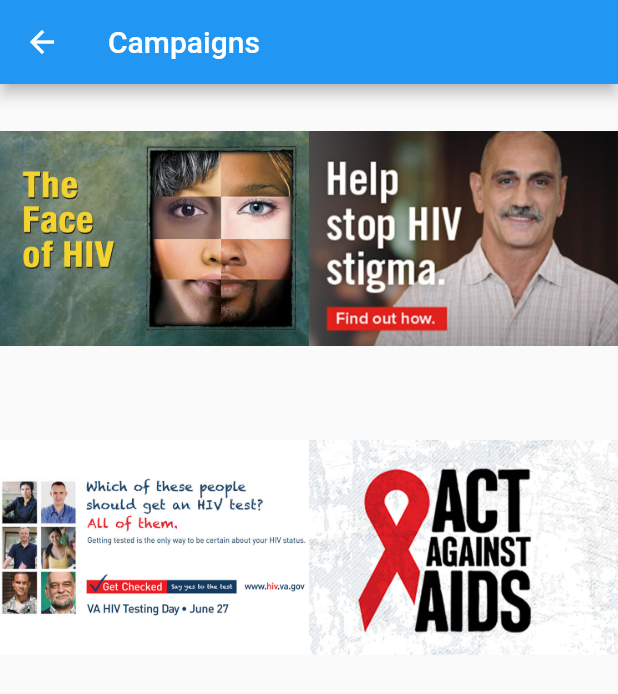
After one commit to kelvinwm/flutter-app, a Flutter app: the Campaigns screen opened directly, on a phone screen of 412 x 824 dp. The commit adds this screen. Shown: the top 694 px of the screen. Run offline on Flutter 3.47's test engine with Material 2 defaults, Android fonts, the phone set to English and light mode, and no system bars; our stand-ins replace cloud_firestore, firebase_auth, firebase_messaging, shared_preferences, toast; accounts and stored records are empty.

Commit message:
Add campaigns and health tips pages

```diff
--- /dev/null
+++ b/lib/screens/campaigns.dart
@@ -0,0 +1,26 @@
+import 'package:flutter/material.dart';
+
+class Campaigns extends StatefulWidget {
+  @override
+  _CampaignsState createState() => _CampaignsState();
+}
+
+class _CampaignsState extends State<Campaigns> {
+  @override
+  Widget build(BuildContext context) {
+    return Scaffold(
+      appBar: AppBar(
+        title: Text("Campaigns"),
+      ),
+      body: GridView.count(
+        crossAxisCount: 2,
+        children: <Widget>[
+          Image.asset('assets/campaigns/camgn.jpg'),
+          Image.asset('assets/campaigns/hiv.jpg'),
+          Image.asset('assets/campaigns/chked.jpg'),
+          Image.asset('assets/campaigns/agst.jpg'),
+        ],
+      ),
+    );
+  }
+}
--- /dev/null
+++ b/lib/screens/health_tips.dart
@@ -0,0 +1,26 @@
+import 'package:flutter/material.dart';
+
+class HealthTips extends StatefulWidget {
+  @override
+  _HealthTipsState createState() => _HealthTipsState();
+}
+
+class _HealthTipsState extends State<HealthTips> {
+  @override
+  Widget build(BuildContext context) {
+    return Scaffold(
+      appBar: AppBar(
+        title: Text("Health Tips"),
+      ),
+      body: GridView.count(
+        crossAxisCount: 2,
+        children: <Widget>[
+          Image.asset('assets/campaigns/f1.jpg'),
+          Image.asset('assets/campaigns/f2.jpg'),
+          Image.asset('assets/campaigns/f3.jpg'),
+          Image.asset('assets/campaigns/f4.jpg'),
+        ],
+      ),
+    );
+  }
+}
--- a/lib/screens/patient_id.dart
+++ b/lib/screens/patient_id.dart
@@ -40,7 +40,7 @@
       setState(() {
         token = user['access_token'];
       });
-      debugPrint((user['access_token']));
+//      debugPrint((user['access_token']));
     } catch (e) {
       print(e);
     }
@@ -147,7 +147,7 @@
         const IosNotificationSettings(sound: true, badge: true, alert: true));
 
     _messaging.getToken().then((tokenDevice) {
-      print("NIKO $tokenDevice");
+//      print("NIKO $tokenDevice");
       setState(() {
         deviceToken = tokenDevice;
       });
```
Also changed, not shown: lib/pages/home.dart (+21 -13 lines), pubspec.yaml (+8 -0 lines), assets/campaigns/agst.jpg (added), assets/campaigns/camgn.jpg (added), assets/campaigns/chked.jpg (added), assets/campaigns/f1.jpg (added), assets/campaigns/f2.jpg (added), assets/campaigns/f3.jpg (added), assets/campaigns/f4.jpg (added), assets/campaigns/hiv.jpg (added).
